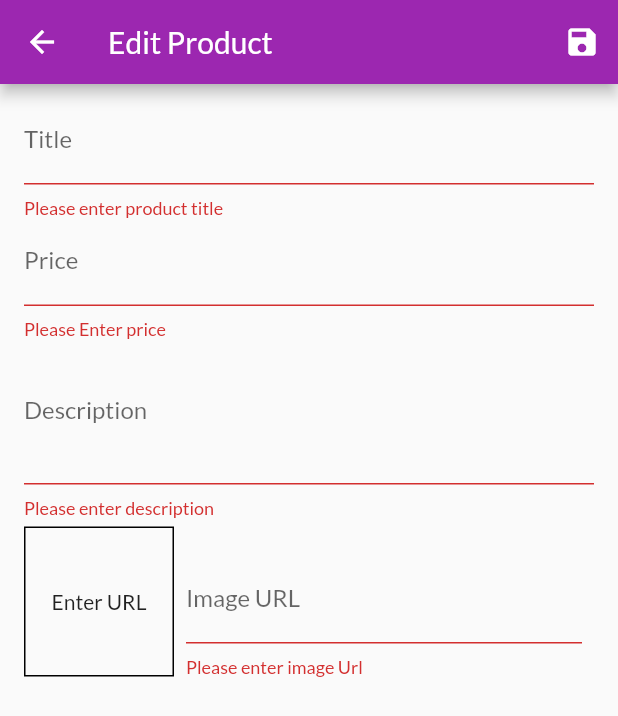
After one commit to samarth-agrawal-86/shop_app, a Flutter app: the EditProductPage screen opened by its route, after a tap on the "save" icon, on a phone screen of 412 x 824 dp. The commit adds this screen. Shown: the top 716 px of the screen. Run offline on Flutter 3.47's test engine with Material 2 defaults, Android fonts, the phone set to English and light mode, and no system bars; network calls fail.

Commit message:
user input

```diff
--- a/lib/main.dart
+++ b/lib/main.dart
@@ -1,5 +1,6 @@
 import 'package:flutter/material.dart';
 import 'package:provider/provider.dart';
+import 'package:shop_app/screens/edit_product_page.dart';
 
 import './screens/users_product_page.dart';
 import './screens/orders_page.dart';
@@ -32,6 +33,7 @@ class MyApp extends StatelessWidget {
         ChangeNotifierProvider(create: (context) => Orders()),
       ],
       child: MaterialApp(
+        debugShowCheckedModeBanner: false,
         theme: ThemeData(
           primarySwatch: Colors.purple,
           accentColor: Colors.deepOrange,
@@ -45,6 +47,7 @@ class MyApp extends StatelessWidget {
           CartPage.routeName: (ctx) => CartPage(),
           OrdersPage.routeName: (ctx) => OrdersPage(),
           UserProductsPage.routeName: (ctx) => UserProductsPage(),
+          EditProductPage.routeName: (ctx) => EditProductPage(),
         },
       ),
     );
--- a/lib/providers/products.dart
+++ b/lib/providers/products.dart
@@ -22,4 +22,20 @@ class Products with ChangeNotifier {
   Product findById(String productId) {
     return _items.firstWhere((item) => item.id == productId);
   }
+
+  void addProduct(Product newProduct) {
+    _items.add(newProduct);
+    notifyListeners();
+  }
+
+  void updateProduct(String productId, Product updatedProduct) {
+    final prodIndex = _items.indexWhere((prod) => prod.id == productId);
+    _items[prodIndex] = updatedProduct;
+    notifyListeners();
+  }
+
+  void deleteProduct(String productId) {
+    _items.removeWhere((prod) => prod.id == productId);
+    notifyListeners();
+  }
 }
--- /dev/null
+++ b/lib/screens/edit_product_page.dart
@@ -0,0 +1,160 @@
+// ignore_for_file: prefer_const_constructors
+
+import 'dart:math';
+
+import 'package:flutter/material.dart';
+import 'package:provider/provider.dart';
+import 'package:shop_app/providers/product.dart';
+import 'package:shop_app/providers/products.dart';
+
+class EditProductPage extends StatefulWidget {
+  const EditProductPage({Key? key}) : super(key: key);
+
+  static const routeName = '/edit-product';
+
+  @override
+  _EditProductPageState createState() => _EditProductPageState();
+}
+
+class _EditProductPageState extends State<EditProductPage> {
+  var _titleController = TextEditingController();
+  var _descController = TextEditingController();
+  var _priceController = TextEditingController();
+  var _imageController = TextEditingController();
+  var _formKey = GlobalKey<FormState>();
+
+  @override
+  void dispose() {
+    // TODO: implement dispose
+    super.dispose();
+    _imageController.dispose();
+  }
+
+  void _saveForm() {
+    final form = _formKey.currentState!;
+    if (form.validate()) {
+      form.save();
+      var imageUrl =
+          'https://live.staticflickr.com/4043/4438260868_cc79b3369d_z.jpg';
+      var editedProduct = Product(
+        id: DateTime.now().toString(),
+        title: _titleController.text,
+        description: _descController.text,
+        price: double.parse(_priceController.text),
+        imageUrl: imageUrl,
+      );
+
+      Provider.of<Products>(context, listen: false).addProduct(editedProduct);
+      Navigator.of(context).pop();
+    }
+  }
+
+  @override
+  Widget build(BuildContext context) {
+    return Scaffold(
+      appBar: AppBar(
+        title: Text('Edit Product'),
+        actions: [
+          IconButton(
+            onPressed: () {
+              _saveForm();
+            },
+            icon: Icon(Icons.save),
+          ),
+        ],
+      ),
+      body: Form(
+        key: _formKey,
+        child: SingleChildScrollView(
+          child: Padding(
+            padding: const EdgeInsets.symmetric(horizontal: 16, vertical: 8),
+            child: Column(
+              children: [
+                TextFormField(
+                  controller: _titleController,
+                  validator: (value) {
+                    if (_titleController.text.isEmpty) {
+                      return 'Please enter product title';
+                    }
+                    return null;
+                  },
+                  decoration: InputDecoration(
+                    //label: Text('Product Title'),
+                    labelText: 'Title',
+                  ),
+                  textInputAction: TextInputAction.next,
+                ),
+                TextFormField(
+                  controller: _priceController,
+                  decoration: InputDecoration(labelText: 'Price'),
+                  keyboardType: TextInputType.numberWithOptions(decimal: true),
+                  textInputAction: TextInputAction.next,
+                  validator: (value) {
+                    if (_priceController.text.isEmpty) {
+                      return 'Please Enter price';
+                    }
+                    if (double.tryParse(_priceController.text)! < 0) {
+                      return 'Please enter price greater than 0';
+                    }
+                    return null;
+                  },
+                ),
+                TextFormField(
+                  controller: _descController,
+                  decoration: InputDecoration(
+                    //label: Text('Product Title'),
+                    labelText: 'Description',
+                  ),
+                  maxLines: 3,
+                  textInputAction: TextInputAction.newline,
+                  validator: (value) {
+                    if (_descController.text.isEmpty) {
+                      return 'Please enter description';
+                    }
+                    if (_descController.text.length < 10) {
+                      return 'Please enter atleast 10 chars';
+                    }
+                    return null;
+                  },
+                ),
+                SizedBox(height: 6),
+                Row(
+                  crossAxisAlignment: CrossAxisAlignment.end,
+                  children: [
+                    Container(
+                      height: 100,
+                      width: 100,
+                      decoration: BoxDecoration(border: Border.all()),
+                      child: _imageController.text.isEmpty
+                          ? Center(child: Text('Enter URL'))
+                          : Image.network(
+                              'https://live.staticflickr.com/4043/4438260868_cc79b3369d_z.jpg'), //Image.network(_imageController.text),
+                    ),
+                    Expanded(
+                      child: Padding(
+                        padding: const EdgeInsets.symmetric(horizontal: 8),
+                        child: TextFormField(
+                          controller: _imageController,
+                          decoration: InputDecoration(labelText: 'Image URL'),
+                          keyboardType: TextInputType.url,
+                          autocorrect: false,
+                          textInputAction: TextInputAction.done,
+                          validator: (value) {
+                            if (_imageController.text.isEmpty) {
+                              return 'Please enter image Url';
+                            }
+                            return null;
+                          },
+                        ),
+                      ),
+                    )
+                  ],
+                )
+              ],
+            ),
+          ),
+        ),
+      ),
+    );
+  }
+}
--- a/lib/screens/users_product_page.dart
+++ b/lib/screens/users_product_page.dart
@@ -1,6 +1,9 @@
+// ignore_for_file: prefer_const_constructors
+
 import 'package:flutter/material.dart';
 import 'package:provider/provider.dart';
 import 'package:shop_app/providers/products.dart';
+import 'package:shop_app/screens/edit_product_page.dart';
 import 'package:shop_app/widgets/app_drawer.dart';
 
 class UserProductsPage extends StatelessWidget {
@@ -9,11 +12,17 @@ class UserProductsPage extends StatelessWidget {
 
   @override
   Widget build(BuildContext context) {
-    final productsData = Provider.of<Products>(context);
+    final productsData = Provider.of<Products>(context, listen: true);
     return Scaffold(
       appBar: AppBar(
         title: Text('Your Products'),
-        actions: [IconButton(onPressed: () {}, icon: Icon(Icons.add))],
+        actions: [
+          IconButton(
+              onPressed: () {
+                Navigator.of(context).pushNamed(EditProductPage.routeName);
+              },
+              icon: Icon(Icons.add))
+        ],
       ),
       drawer: AppDrawer(),
       body: ListView.builder(
@@ -31,10 +40,16 @@ class UserProductsPage extends StatelessWidget {
                 trailing: Row(
                   mainAxisSize: MainAxisSize.min,
                   children: [
-                    IconButton(onPressed: () {}, icon: Icon(Icons.edit)),
                     IconButton(
-                        onPressed: () {},
-                        icon: Icon(Icons.delete, color: Colors.red.shade600)),
+                      onPressed: () {},
+                      icon: Icon(Icons.edit),
+                    ),
+                    IconButton(
+                      onPressed: () {
+                        productsData.deleteProduct(prod.id);
+                      },
+                      icon: Icon(Icons.delete, color: Colors.red.shade600),
+                    ),
                   ],
                 ),
               ),
```
